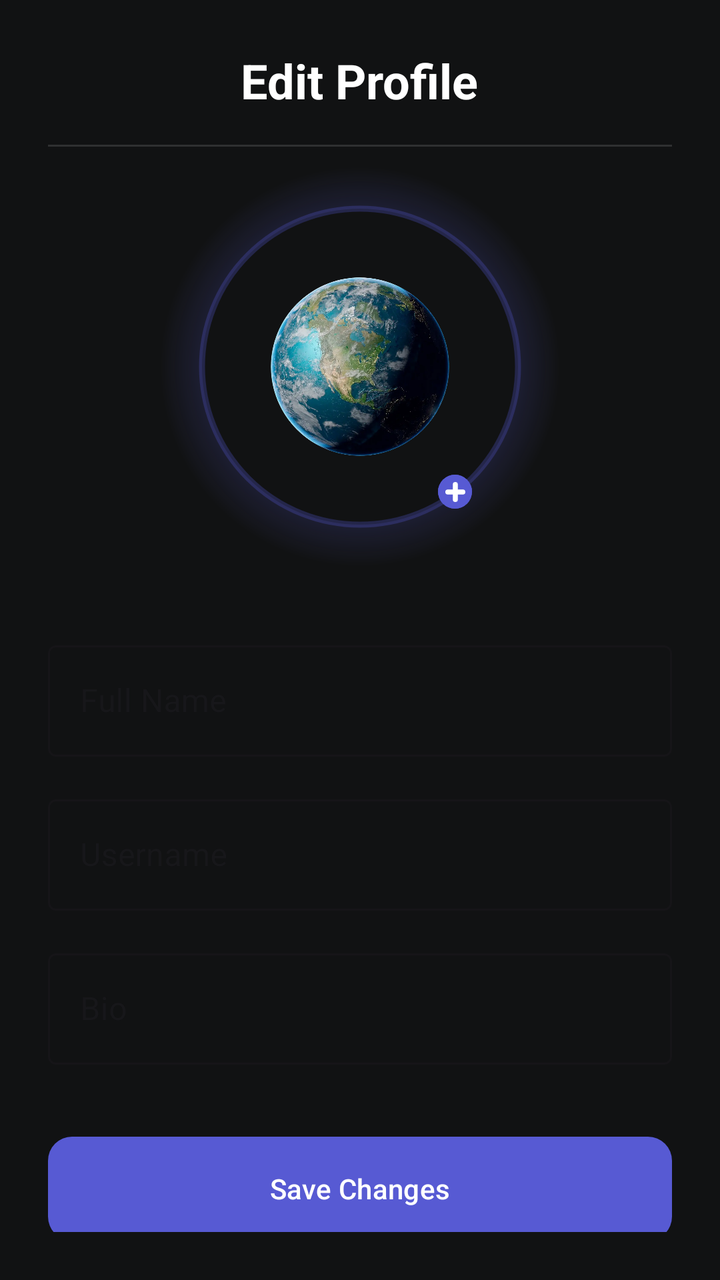
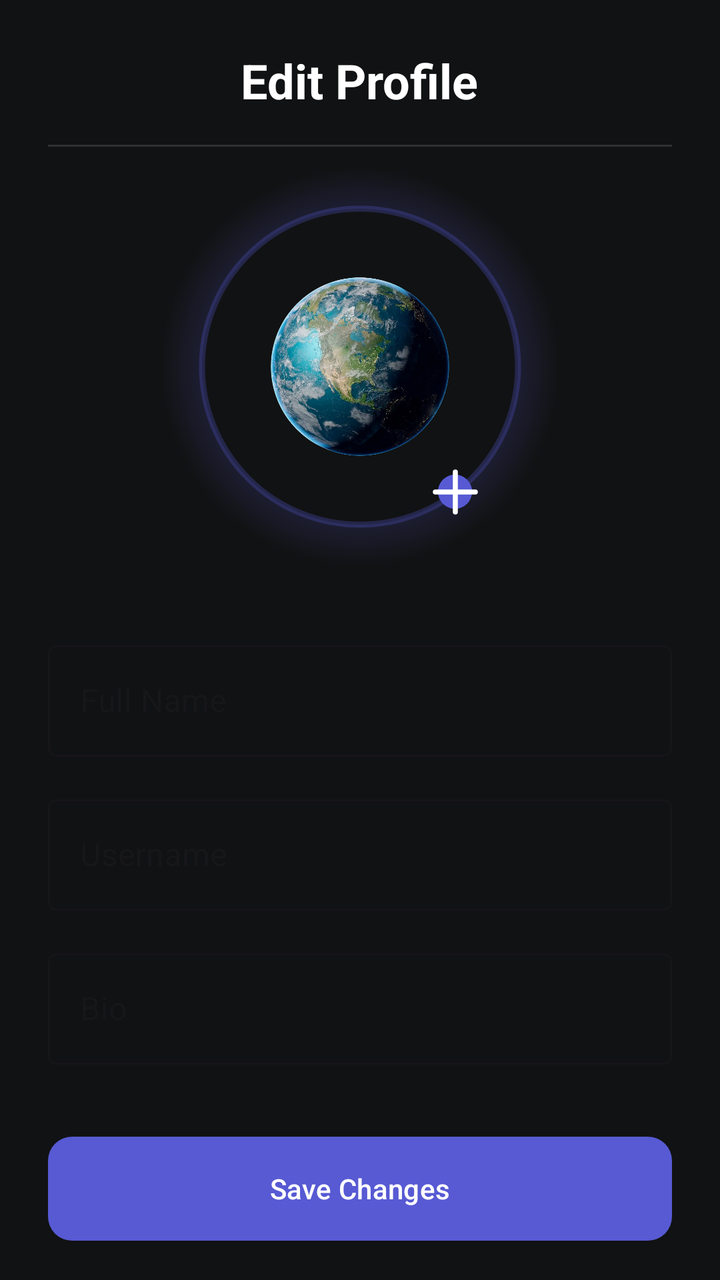

An Android layout rendered at two revisions. The XML below is the earlier revision; the diff shows what the commit changed to produce the second picture.
<!-- AndroidManifest.xml: application theme Theme.SpaceAdvisor -->
<!-- res/layout/dialog_edit_profile.xml -->
<?xml version="1.0" encoding="utf-8"?>
<LinearLayout xmlns:android="http://schemas.android.com/apk/res/android"
    xmlns:app="http://schemas.android.com/apk/res-auto"
    android:layout_width="match_parent"
    android:layout_height="wrap_content"
    android:background="@color/colorBackground"
    android:orientation="vertical"
    android:padding="24dp">

    <TextView
        android:layout_width="wrap_content"
        android:layout_height="wrap_content"
        android:layout_gravity="center"
        android:text="Edit Profile"
        android:textColor="@color/white"
        android:textSize="24sp"
        android:textStyle="bold" />

    <View
        android:layout_width="match_parent"
        android:layout_height="1dp"
        android:layout_marginTop="16dp"
        android:background="#20FFFFFF" />

    <FrameLayout
        android:layout_width="220dp"
        android:layout_height="220dp"
        android:layout_gravity="center">

        <View
            android:layout_width="match_parent"
            android:layout_height="match_parent"
            android:background="@drawable/glow_background_oval" />

        <com.google.android.material.imageview.ShapeableImageView
            style="@style/ShapeAppearance.Material3.Corner.Full"
            android:layout_width="170dp"
            android:layout_height="170dp"
            android:layout_gravity="center"
            android:background="@color/colorBackground"
            android:padding="6dp"
            app:shapeAppearanceOverlay="@style/ShapeAppearance.Material3.Corner.Full"
            app:strokeColor="#48575AD3"
            app:strokeWidth="3dp" />

        <com.google.android.material.imageview.ShapeableImageView
            android:id="@+id/editUserPic"
            android:layout_width="140dp"
            android:layout_height="140dp"
            android:layout_gravity="center"
            android:background="@color/transparent"
            android:padding="10dp"
            android:scaleType="centerCrop"
            android:src="@drawable/pic_profile" />

        <com.google.android.material.button.MaterialButton
            android:id="@+id/updatePicBtn"
            style="@style/Widget.Material3.Button.IconButton.Outlined"
            android:layout_width="25dp"
            android:layout_height="25dp"
            android:layout_gravity="end"
            android:layout_marginTop="160dp"
            android:layout_marginEnd="50dp"
            android:backgroundTint="@color/btnFillPrimary"
            app:icon="@drawable/ic_plus"
            app:iconGravity="textStart"
            app:iconSize="30dp"
            app:iconTint="@color/iconPrimary"
            app:strokeWidth="0dp" />

    </FrameLayout>

    <com.google.android.material.textfield.TextInputLayout
        style="@style/Widget.MaterialComponents.TextInputLayout.OutlinedBox"
        android:layout_width="match_parent"
        android:layout_height="wrap_content"
        android:layout_marginTop="24dp"
        android:hint="Full Name"
        app:hintTextColor="#575AD3">

        <com.google.android.material.textfield.TextInputEditText
            android:id="@+id/editNameEt"
            android:layout_width="match_parent"
            android:layout_height="wrap_content"
            android:inputType="textPersonName"
            android:textColor="@color/white" />
    </com.google.android.material.textfield.TextInputLayout>

    <com.google.android.material.textfield.TextInputLayout
        style="@style/Widget.MaterialComponents.TextInputLayout.OutlinedBox"
        android:layout_width="match_parent"
        android:layout_height="wrap_content"
        android:layout_marginTop="16dp"
        android:hint="Username"
        app:hintTextColor="#575AD3">

        <com.google.android.material.textfield.TextInputEditText
            android:id="@+id/editUsernameEt"
            android:layout_width="match_parent"
            android:layout_height="wrap_content"
            android:inputType="textPersonName"
            android:textColor="@color/white" />
    </com.google.android.material.textfield.TextInputLayout>

    <com.google.android.material.textfield.TextInputLayout
        style="@style/Widget.MaterialComponents.TextInputLayout.OutlinedBox"
        android:layout_width="match_parent"
        android:layout_height="wrap_content"
        android:layout_marginTop="16dp"
        android:hint="Bio"
        app:hintTextColor="#575AD3">

        <com.google.android.material.textfield.TextInputEditText
            android:id="@+id/editBioEt"
            android:layout_width="match_parent"
            android:layout_height="wrap_content"
            android:inputType="textMultiLine"
            android:textColor="@color/white" />
    </com.google.android.material.textfield.TextInputLayout>

    <com.google.android.material.button.MaterialButton
        android:id="@+id/saveBtn"
        android:layout_width="match_parent"
        android:layout_height="60dp"
        android:layout_marginTop="32dp"
        android:text="Save Changes"
        android:textColor="@color/textPrimary"
        app:backgroundTint="@color/btnFillPrimary"
        app:cornerRadius="12dp" />

    <com.google.android.material.button.MaterialButton
        android:id="@+id/cancelBtn"
        style="@style/Widget.Material3.Button.TextButton"
        android:layout_width="match_parent"
        android:layout_height="wrap_content"
        android:layout_marginTop="8dp"
        android:text="Cancel"
        android:textColor="@color/textQuaternary" />

</LinearLayout>
<!-- resources referenced by this layout -->
<resources>
  <color name="btnFillPrimary">@color/space_purple</color>
  <color name="colorBackground">@color/deep_black</color>
  <color name="iconPrimary">@color/white</color>
  <color name="textPrimary">@color/white</color>
  <color name="textQuaternary">@color/gray_light</color>
  <color name="transparent">#00000000</color>
  <color name="white">#FFFFFFFF</color>
  <!-- drawable glow_background_oval (drawable) -->
  <?xml version="1.0" encoding="utf-8"?>
  <shape xmlns:android="http://schemas.android.com/apk/res/android"
      android:shape="oval">
      <gradient
          android:type="radial"
          android:gradientRadius="100dp"
          android:startColor="#49575AD3"
          android:centerColor="#61575AD3"
          android:endColor="@android:color/transparent" />
  </shape>
  <!-- drawable ic_plus (drawable) -->
  <?xml version="1.0" encoding="utf-8"?>
  <vector xmlns:android="http://schemas.android.com/apk/res/android"
      android:width="24dp"
      android:height="24dp"
      android:viewportWidth="24"
      android:viewportHeight="24">
  
      <path
          android:strokeColor="#000000"
          android:strokeWidth="2"
          android:strokeLineJoin="round"
          android:strokeLineCap="round"
          android:pathData="M9 12H15" />
      <path
          android:strokeColor="#000000"
          android:strokeWidth="2"
          android:strokeLineJoin="round"
          android:strokeLineCap="round"
          android:pathData="M12 9L12 15" />
  </vector>
  <!-- drawable pic_profile: webp bitmap (drawable, 94844 bytes) -->
  <style name="Theme.SpaceAdvisor" parent="Base.Theme.SpaceAdvisor" />
  <color name="space_purple">#575AD3</color>
  <color name="deep_black">#111213</color>
  <color name="gray_light">#CCCCCC</color>
  <style name="Base.Theme.SpaceAdvisor" parent="Theme.Material3.DayNight.NoActionBar">
          
      </style>
</resources>

<!-- the commit's change to res/layout/dialog_edit_profile.xml (unified diff, before → after) -->
@@ -1,140 +1,147 @@
 <?xml version="1.0" encoding="utf-8"?>
-<LinearLayout xmlns:android="http://schemas.android.com/apk/res/android"
+<androidx.core.widget.NestedScrollView xmlns:android="http://schemas.android.com/apk/res/android"
     xmlns:app="http://schemas.android.com/apk/res-auto"
     android:layout_width="match_parent"
     android:layout_height="wrap_content"
     android:background="@color/colorBackground"
-    android:orientation="vertical"
-    android:padding="24dp">
+    android:fillViewport="true">
 
-    <TextView
-        android:layout_width="wrap_content"
+    <LinearLayout
+        android:layout_width="match_parent"
         android:layout_height="wrap_content"
-        android:layout_gravity="center"
-        android:text="Edit Profile"
-        android:textColor="@color/white"
-        android:textSize="24sp"
-        android:textStyle="bold" />
+        android:orientation="vertical"
+        android:padding="24dp"
+        android:isScrollContainer="true">
 
-    <View
-        android:layout_width="match_parent"
-        android:layout_height="1dp"
-        android:layout_marginTop="16dp"
-        android:background="#20FFFFFF" />
-
-    <FrameLayout
-        android:layout_width="220dp"
-        android:layout_height="220dp"
-        android:layout_gravity="center">
+        <TextView
+            android:layout_width="wrap_content"
+            android:layout_height="wrap_content"
+            android:layout_gravity="center"
+            android:text="Edit Profile"
+            android:textColor="@color/white"
+            android:textSize="24sp"
+            android:textStyle="bold" />
 
         <View
             android:layout_width="match_parent"
-            android:layout_height="match_parent"
-            android:background="@drawable/glow_background_oval" />
+            android:layout_height="1dp"
+            android:layout_marginTop="16dp"
+            android:background="#20FFFFFF" />
 
-        <com.google.android.material.imageview.ShapeableImageView
-            style="@style/ShapeAppearance.Material3.Corner.Full"
-            android:layout_width="170dp"
-            android:layout_height="170dp"
-            android:layout_gravity="center"
-            android:background="@color/colorBackground"
-            android:padding="6dp"
-            app:shapeAppearanceOverlay="@style/ShapeAppearance.Material3.Corner.Full"
-            app:strokeColor="#48575AD3"
-            app:strokeWidth="3dp" />
+        <FrameLayout
+            android:layout_width="220dp"
+            android:layout_height="220dp"
+            android:layout_gravity="center">
 
-        <com.google.android.material.imageview.ShapeableImageView
-            android:id="@+id/editUserPic"
-            android:layout_width="140dp"
-            android:layout_height="140dp"
-            android:layout_gravity="center"
-            android:background="@color/transparent"
-            android:padding="10dp"
-            android:scaleType="centerCrop"
-            android:src="@drawable/pic_profile" />
+            <View
+                android:layout_width="match_parent"
+                android:layout_height="match_parent"
+                android:background="@drawable/glow_background_oval" />
+
+            <com.google.android.material.imageview.ShapeableImageView
+                style="@style/ShapeAppearance.Material3.Corner.Full"
+                android:layout_width="170dp"
+                android:layout_height="170dp"
+                android:layout_gravity="center"
+                android:background="@color/colorBackground"
+                android:padding="6dp"
+                app:shapeAppearanceOverlay="@style/ShapeAppearance.Material3.Corner.Full"
+                app:strokeColor="#48575AD3"
+                app:strokeWidth="3dp" />
+
+            <com.google.android.material.imageview.ShapeableImageView
+                android:id="@+id/editUserPic"
+                android:layout_width="140dp"
+                android:layout_height="140dp"
+                android:layout_gravity="center"
+                android:background="@color/transparent"
+                android:padding="10dp"
+                android:scaleType="centerCrop"
+                android:src="@drawable/pic_profile" />
+
+            <com.google.android.material.button.MaterialButton
+                android:id="@+id/updatePicBtn"
+                style="@style/Widget.Material3.Button.IconButton.Outlined"
+                android:layout_width="25dp"
+                android:layout_height="25dp"
+                android:layout_gravity="end"
+                android:layout_marginTop="160dp"
+                android:layout_marginEnd="50dp"
+                android:backgroundTint="@color/btnFillPrimary"
+                app:icon="@drawable/ic_plus"
+                app:iconGravity="textStart"
+                app:iconSize="30dp"
+                app:iconTint="@color/iconPrimary"
+                app:strokeWidth="0dp" />
+
+        </FrameLayout>
+
+        <com.google.android.material.textfield.TextInputLayout
+            style="@style/Widget.MaterialComponents.TextInputLayout.OutlinedBox"
+            android:layout_width="match_parent"
+            android:layout_height="wrap_content"
+            android:layout_marginTop="24dp"
+            android:hint="Full Name"
+            app:hintTextColor="#575AD3">
+
+            <com.google.android.material.textfield.TextInputEditText
+                android:id="@+id/editNameEt"
+                android:layout_width="match_parent"
+                android:layout_height="wrap_content"
+                android:inputType="textPersonName"
+                android:textColor="@color/white" />
+        </com.google.android.material.textfield.TextInputLayout>
+
+        <com.google.android.material.textfield.TextInputLayout
+            style="@style/Widget.MaterialComponents.TextInputLayout.OutlinedBox"
+            android:layout_width="match_parent"
+            android:layout_height="wrap_content"
+            android:layout_marginTop="16dp"
+            android:hint="Username"
+            app:hintTextColor="#575AD3">
+
+            <com.google.android.material.textfield.TextInputEditText
+                android:id="@+id/editUsernameEt"
+                android:layout_width="match_parent"
+                android:layout_height="wrap_content"
+                android:inputType="textPersonName"
+                android:textColor="@color/white" />
+        </com.google.android.material.textfield.TextInputLayout>
+
+        <com.google.android.material.textfield.TextInputLayout
+            style="@style/Widget.MaterialComponents.TextInputLayout.OutlinedBox"
+            android:layout_width="match_parent"
+            android:layout_height="wrap_content"
+            android:layout_marginTop="16dp"
+            android:hint="Bio"
+            app:hintTextColor="#575AD3">
+
+            <com.google.android.material.textfield.TextInputEditText
+                android:id="@+id/editBioEt"
+                android:layout_width="match_parent"
+                android:layout_height="wrap_content"
+                android:inputType="textMultiLine"
+                android:textColor="@color/white" />
+        </com.google.android.material.textfield.TextInputLayout>
 
         <com.google.android.material.button.MaterialButton
-            android:id="@+id/updatePicBtn"
-            style="@style/Widget.Material3.Button.IconButton.Outlined"
-            android:layout_width="25dp"
-            android:layout_height="25dp"
-            android:layout_gravity="end"
-            android:layout_marginTop="160dp"
-            android:layout_marginEnd="50dp"
-            android:backgroundTint="@color/btnFillPrimary"
-            app:icon="@drawable/ic_plus"
-            app:iconGravity="textStart"
-            app:iconSize="30dp"
-            app:iconTint="@color/iconPrimary"
-            app:strokeWidth="0dp" />
+            android:id="@+id/saveBtn"
+            android:layout_width="match_parent"
+            android:layout_height="60dp"
+            android:layout_marginTop="32dp"
+            android:text="Save Changes"
+            android:textColor="@color/textPrimary"
+            app:backgroundTint="@color/btnFillPrimary"
+            app:cornerRadius="12dp" />
 
-    </FrameLayout>
-
-    <com.google.android.material.textfield.TextInputLayout
-        style="@style/Widget.MaterialComponents.TextInputLayout.OutlinedBox"
-        android:layout_width="match_parent"
-        android:layout_height="wrap_content"
-        android:layout_marginTop="24dp"
-        android:hint="Full Name"
-        app:hintTextColor="#575AD3">
-
-        <com.google.android.material.textfield.TextInputEditText
-            android:id="@+id/editNameEt"
+        <com.google.android.material.button.MaterialButton
+            android:id="@+id/cancelBtn"
+            style="@style/Widget.Material3.Button.TextButton"
             android:layout_width="match_parent"
             android:layout_height="wrap_content"
-            android:inputType="textPersonName"
-            android:textColor="@color/white" />
-    </com.google.android.material.textfield.TextInputLayout>
+            android:layout_marginTop="8dp"
+            android:text="Cancel"
+            android:textColor="@color/textQuaternary" />
 
-    <com.google.android.material.textfield.TextInputLayout
-        style="@style/Widget.MaterialComponents.TextInputLayout.OutlinedBox"
-        android:layout_width="match_parent"
-        android:layout_height="wrap_content"
-        android:layout_marginTop="16dp"
-        android:hint="Username"
-        app:hintTextColor="#575AD3">
-
-        <com.google.android.material.textfield.TextInputEditText
-            android:id="@+id/editUsernameEt"
-            android:layout_width="match_parent"
-            android:layout_height="wrap_content"
-            android:inputType="textPersonName"
-            android:textColor="@color/white" />
-    </com.google.android.material.textfield.TextInputLayout>
-
-    <com.google.android.material.textfield.TextInputLayout
-        style="@style/Widget.MaterialComponents.TextInputLayout.OutlinedBox"
-        android:layout_width="match_parent"
-        android:layout_height="wrap_content"
-        android:layout_marginTop="16dp"
-        android:hint="Bio"
-        app:hintTextColor="#575AD3">
-
-        <com.google.android.material.textfield.TextInputEditText
-            android:id="@+id/editBioEt"
-            android:layout_width="match_parent"
-            android:layout_height="wrap_content"
-            android:inputType="textMultiLine"
-            android:textColor="@color/white" />
-    </com.google.android.material.textfield.TextInputLayout>
-
-    <com.google.android.material.button.MaterialButton
-        android:id="@+id/saveBtn"
-        android:layout_width="match_parent"
-        android:layout_height="60dp"
-        android:layout_marginTop="32dp"
-        android:text="Save Changes"
-        android:textColor="@color/textPrimary"
-        app:backgroundTint="@color/btnFillPrimary"
-        app:cornerRadius="12dp" />
-
-    <com.google.android.material.button.MaterialButton
-        android:id="@+id/cancelBtn"
-        style="@style/Widget.Material3.Button.TextButton"
-        android:layout_width="match_parent"
-        android:layout_height="wrap_content"
-        android:layout_marginTop="8dp"
-        android:text="Cancel"
-        android:textColor="@color/textQuaternary" />
-
-</LinearLayout>
+    </LinearLayout>
+</androidx.core.widget.NestedScrollView>
<!-- resource entries referenced after the edit -->
@@ -27,17 +27,12 @@
       android:viewportHeight="24">
   
       <path
+          android:fillColor="#000000"
           android:strokeColor="#000000"
           android:strokeWidth="2"
           android:strokeLineJoin="round"
           android:strokeLineCap="round"
-          android:pathData="M9 12H15" />
-      <path
-          android:strokeColor="#000000"
-          android:strokeWidth="2"
-          android:strokeLineJoin="round"
-          android:strokeLineCap="round"
-          android:pathData="M12 9L12 15" />
+          android:pathData="M4 12H20M12 4V20" />
   </vector>
   <!-- drawable pic_profile: webp bitmap (drawable, 94844 bytes) -->
   <style name="Theme.SpaceAdvisor" parent="Base.Theme.SpaceAdvisor" />
